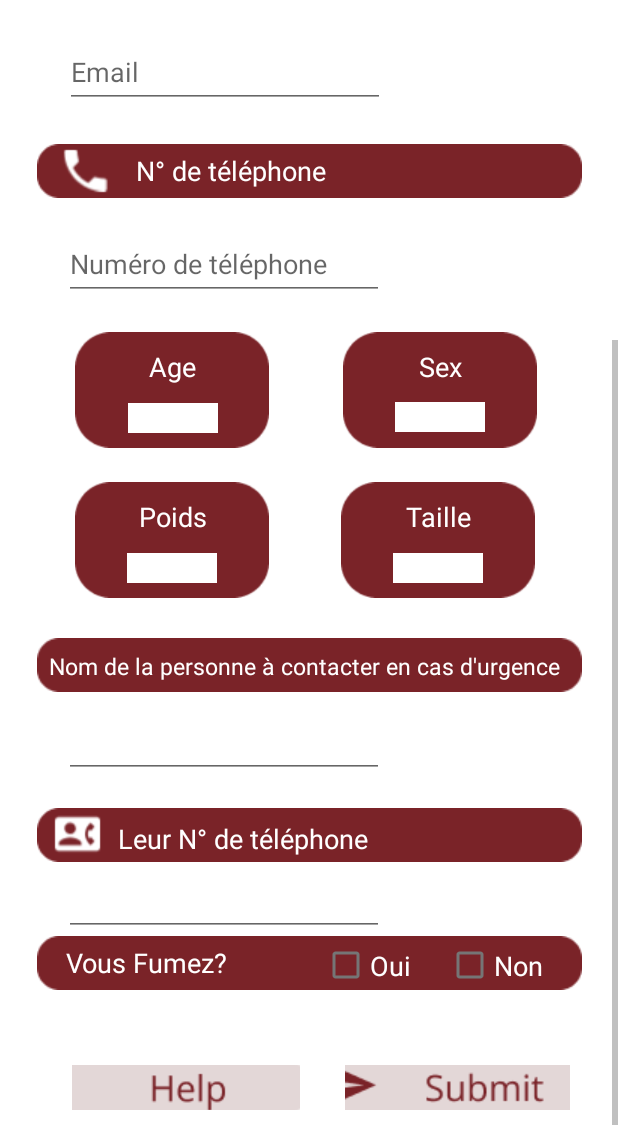
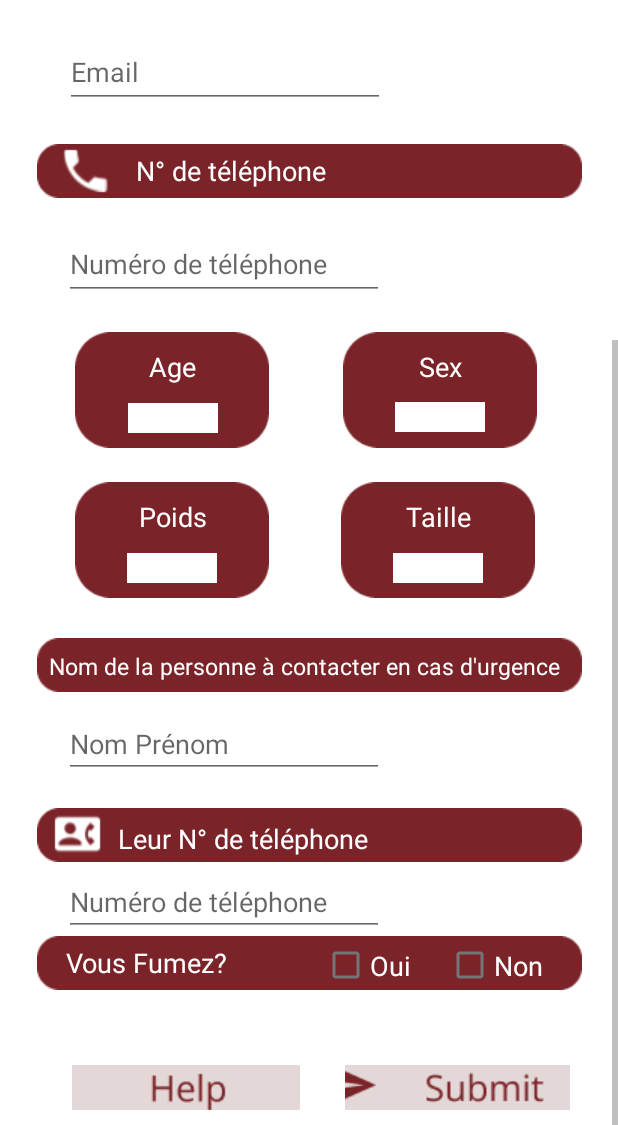
Before and after one commit to cycy27/PST, an Android app: the Profil screen opened directly, with no data from a screen before it, scrolled down 358 dp, on a phone screen of 412 x 824 dp, the part 111-1236 px from its top. Run offline under Robolectric (Android 15) with nearby library versions, the phone set to English and light mode, and no system bars.

Commit message:
errors handled

```diff
--- a/app/src/main/res/layout/activity_profil.xml
+++ b/app/src/main/res/layout/activity_profil.xml
@@ -312,7 +312,8 @@
             android:background="#fff"
             app:layout_constraintEnd_toEndOf="@+id/imageView20"
             app:layout_constraintStart_toStartOf="@+id/imageView20"
-            app:layout_constraintTop_toBottomOf="@+id/textView10" />
+            app:layout_constraintTop_toBottomOf="@+id/textView10"
+            tools:ignore="SpeakableTextPresentCheck,TouchTargetSizeCheck" />
 
         <ImageView
             android:id="@+id/imageView21"
@@ -344,6 +345,7 @@
             android:layout_height="wrap_content"
             android:layout_marginTop="12dp"
             android:ems="10"
+            android:hint="@string/Nom_Prenom"
             android:inputType="textPersonName"
             android:text=""
             app:layout_constraintEnd_toEndOf="parent"
@@ -381,13 +383,15 @@
             android:layout_width="wrap_content"
             android:layout_height="wrap_content"
             android:layout_marginTop="4dp"
+            android:autofillHints=""
             android:ems="10"
+            android:hint="@string/number2"
             android:inputType="phone"
             app:layout_constraintEnd_toEndOf="parent"
             app:layout_constraintHorizontal_bias="0.183"
             app:layout_constraintStart_toStartOf="parent"
             app:layout_constraintTop_toBottomOf="@+id/imageView22"
-            android:autofillHints="" />
+            tools:ignore="TouchTargetSizeCheck" />
 
         <ImageView
             android:id="@+id/imageView23"
--- a/app/src/main/res/values/strings.xml
+++ b/app/src/main/res/values/strings.xml
@@ -24,4 +24,5 @@
     <string name="adresse">Adresse</string>
     <string name="email">\@ Email</string>
     <string name="n_de_t_l_phone">N° de téléphone</string>
+    <string name="Nom_Prenom">Nom Prénom</string>
 </resources>
```
